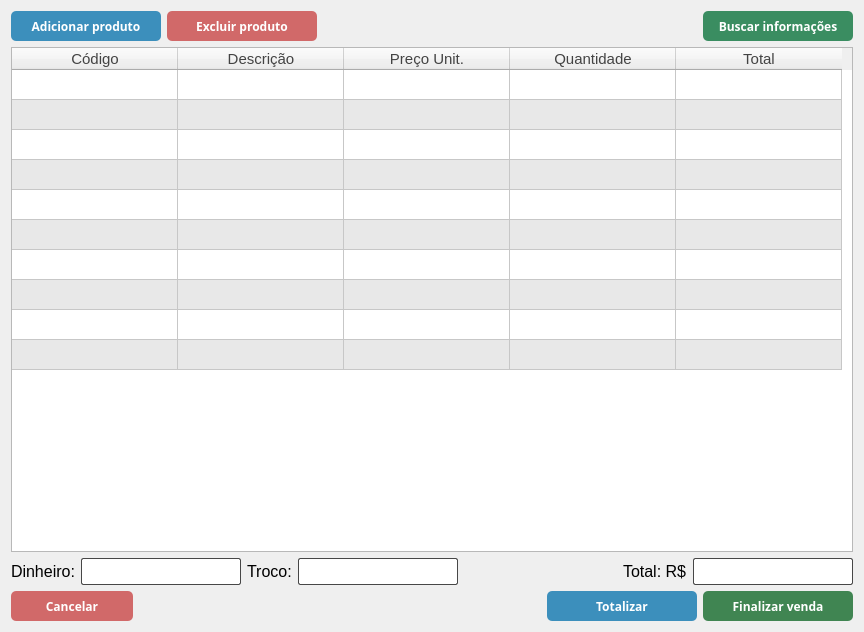
Before: the Qt Designer form src/ui/venda.ui in Matheusdimer/syspython, drawn with Qt 5.
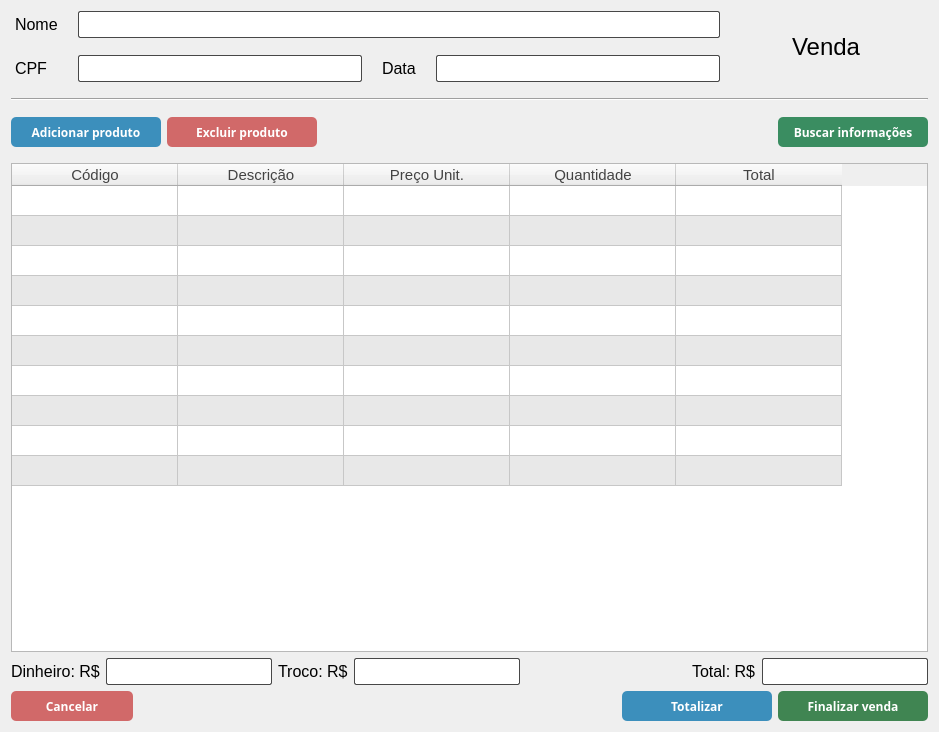
After: the same form once the commit is applied.

Commit message: preparações para a geração de recibo de venda

The edit to the form file:
```diff
--- a/src/ui/venda.ui
+++ b/src/ui/venda.ui
@@ -6,8 +6,8 @@
    <rect>
     <x>0</x>
     <y>0</y>
-    <width>864</width>
-    <height>632</height>
+    <width>939</width>
+    <height>732</height>
    </rect>
   </property>
   <property name="windowTitle">
@@ -15,92 +15,16 @@
   </property>
   <layout class="QGridLayout" name="gridLayout">
    <item row="2" column="0">
-    <layout class="QHBoxLayout" name="horizontalLayout_2">
-     <item>
-      <widget class="QPushButton" name="btn_add">
-       <property name="styleSheet">
-        <string notr="true">QPushButton {
-                background: #3C8FBC; 
-                color: #fff; 
-                font: Times New Roman; 
-                font-size: 12px; 
-                font-weight: 700; 
-                border-radius: 5px; 
-                height: 30px;
-				width: 150px;
-            }
-
-            QPushButton:hover {
-                background: #81b2eb;
-            }</string>
-       </property>
-       <property name="text">
-        <string>Adicionar produto</string>
-       </property>
-      </widget>
-     </item>
-     <item>
-      <widget class="QPushButton" name="btn_delete">
-       <property name="styleSheet">
-        <string notr="true">QPushButton {
-                background: #d16969; 
-                color: #fff; 
-                font: Times New Roman; 
-                font-size: 12px; 
-                font-weight: 700; 
-                border-radius: 5px; 
-                height: 30px;
-				width: 150px;
-            }
-
-            QPushButton:hover {
-                background: #cf8686;
-            }</string>
-       </property>
-       <property name="text">
-        <string>Excluir produto</string>
-       </property>
-      </widget>
-     </item>
-     <item>
-      <spacer name="horizontalSpacer_3">
-       <property name="orientation">
-        <enum>Qt::Horizontal</enum>
-       </property>
-       <property name="sizeHint" stdset="0">
-        <size>
-         <width>40</width>
-         <height>20</height>
-        </size>
-       </property>
-      </spacer>
-     </item>
-     <item>
-      <widget class="QPushButton" name="btn_search">
-       <property name="styleSheet">
-        <string notr="true">QPushButton {
-				background-color: rgb(58, 141, 97);
-                color: #fff; 
-                font: Times New Roman; 
-                font-size: 12px; 
-                font-weight: 700; 
-                border-radius: 5px; 
-                height: 30px;
-				width: 150px;
-            }
-
-            QPushButton:hover {
-                background: #4d945f;
-            }</string>
-       </property>
-       <property name="text">
-        <string>Buscar informações</string>
-       </property>
-      </widget>
-     </item>
-    </layout>
+    <widget class="Line" name="line">
+     <property name="styleSheet">
+      <string notr="true"/>
+     </property>
+     <property name="orientation">
+      <enum>Qt::Horizontal</enum>
+     </property>
+    </widget>
    </item>
-   <item row="6" column="0">
+   <item row="7" column="0">
     <layout class="QGridLayout" name="gridLayout_2">
      <item row="1" column="3">
       <widget class="QPushButton" name="btn_finish">
@@ -187,108 +111,6 @@
     </layout>
    </item>
    <item row="5" column="0">
-    <layout class="QHBoxLayout" name="horizontalLayout">
-     <item>
-      <widget class="QLabel" name="label_3">
-       <property name="styleSheet">
-        <string notr="true">font-size: 12pt</string>
-       </property>
-       <property name="text">
-        <string>Dinheiro:</string>
-       </property>
-      </widget>
-     </item>
-     <item>
-      <widget class="QLineEdit" name="lineMoney">
-       <property name="styleSheet">
-        <string notr="true">QLineEdit {
-                background: white;
-                height: 25px;
-                border: 1px solid #474747;
-                border-radius: 2px;
-                font-size: 14px;
-                font: sans-serif;
-				width: 120px;
-            }
-            QLineEdit:focus {
-                border: 1px solid #23a5c2;
-            }</string>
-       </property>
-      </widget>
-     </item>
-     <item>
-      <widget class="QLabel" name="label_2">
-       <property name="styleSheet">
-        <string notr="true">font-size: 12pt</string>
-       </property>
-       <property name="text">
-        <string>Troco:</string>
-       </property>
-      </widget>
-     </item>
-     <item>
-      <widget class="QLineEdit" name="lineTroco">
-       <property name="styleSheet">
-        <string notr="true">QLineEdit {
-                background: white;
-                height: 25px;
-                border: 1px solid #474747;
-                border-radius: 2px;
-                font-size: 14px;
-                font: sans-serif;
-				width: 120px;
-            }
-            QLineEdit:focus {
-                border: 1px solid #23a5c2;
-            }</string>
-       </property>
-      </widget>
-     </item>
-     <item>
-      <spacer name="horizontalSpacer">
-       <property name="orientation">
-        <enum>Qt::Horizontal</enum>
-       </property>
-       <property name="sizeHint" stdset="0">
-        <size>
-         <width>40</width>
-         <height>20</height>
-        </size>
-       </property>
-      </spacer>
-     </item>
-     <item>
-      <widget class="QLabel" name="label">
-       <property name="styleSheet">
-        <string notr="true">font-size: 12pt
-</string>
-       </property>
-       <property name="text">
-        <string>Total: R$</string>
-       </property>
-      </widget>
-     </item>
-     <item>
-      <widget class="QLineEdit" name="line_total">
-       <property name="styleSheet">
-        <string notr="true">QLineEdit {
-                background: white;
-                height: 25px;
-                border: 1px solid #474747;
-                border-radius: 2px;
-                font-size: 14px;
-                font: sans-serif;
-				width: 120px;
-            }
-            QLineEdit:focus {
-                border: 1px solid #23a5c2;
-            }</string>
-       </property>
-      </widget>
-     </item>
-    </layout>
-   </item>
-   <item row="4" column="0">
     <widget class="QTableWidget" name="tableWidget">
      <property name="styleSheet">
       <string notr="true">font: 11pt arial;
@@ -362,6 +184,331 @@
      </column>
     </widget>
    </item>
+   <item row="6" column="0">
+    <layout class="QHBoxLayout" name="horizontalLayout">
+     <item>
+      <widget class="QLabel" name="label_3">
+       <property name="styleSheet">
+        <string notr="true">font-size: 12pt</string>
+       </property>
+       <property name="text">
+        <string>Dinheiro: R$</string>
+       </property>
+      </widget>
+     </item>
+     <item>
+      <widget class="QLineEdit" name="lineMoney">
+       <property name="styleSheet">
+        <string notr="true">QLineEdit {
+                background: white;
+                height: 25px;
+                border: 1px solid #474747;
+                border-radius: 2px;
+                font-size: 14px;
+                font: sans-serif;
+				width: 120px;
+            }
+            QLineEdit:focus {
+                border: 1px solid #23a5c2;
+            }</string>
+       </property>
+      </widget>
+     </item>
+     <item>
+      <widget class="QLabel" name="label_2">
+       <property name="styleSheet">
+        <string notr="true">font-size: 12pt</string>
+       </property>
+       <property name="text">
+        <string>Troco: R$</string>
+       </property>
+      </widget>
+     </item>
+     <item>
+      <widget class="QLineEdit" name="lineTroco">
+       <property name="styleSheet">
+        <string notr="true">QLineEdit {
+                background: white;
+                height: 25px;
+                border: 1px solid #474747;
+                border-radius: 2px;
+                font-size: 14px;
+                font: sans-serif;
+				width: 120px;
+            }
+            QLineEdit:focus {
+                border: 1px solid #23a5c2;
+            }</string>
+       </property>
+      </widget>
+     </item>
+     <item>
+      <spacer name="horizontalSpacer">
+       <property name="orientation">
+        <enum>Qt::Horizontal</enum>
+       </property>
+       <property name="sizeHint" stdset="0">
+        <size>
+         <width>40</width>
+         <height>20</height>
+        </size>
+       </property>
+      </spacer>
+     </item>
+     <item>
+      <widget class="QLabel" name="label">
+       <property name="styleSheet">
+        <string notr="true">font-size: 12pt
+</string>
+       </property>
+       <property name="text">
+        <string>Total: R$</string>
+       </property>
+      </widget>
+     </item>
+     <item>
+      <widget class="QLineEdit" name="line_total">
+       <property name="styleSheet">
+        <string notr="true">QLineEdit {
+                background: white;
+                height: 25px;
+                border: 1px solid #474747;
+                border-radius: 2px;
+                font-size: 14px;
+                font: sans-serif;
+				width: 120px;
+            }
+            QLineEdit:focus {
+                border: 1px solid #23a5c2;
+            }</string>
+       </property>
+      </widget>
+     </item>
+    </layout>
+   </item>
+   <item row="1" column="0">
+    <spacer name="verticalSpacer">
+     <property name="orientation">
+      <enum>Qt::Vertical</enum>
+     </property>
+     <property name="sizeType">
+      <enum>QSizePolicy::Fixed</enum>
+     </property>
+     <property name="sizeHint" stdset="0">
+      <size>
+       <width>20</width>
+       <height>10</height>
+      </size>
+     </property>
+    </spacer>
+   </item>
+   <item row="0" column="0">
+    <layout class="QGridLayout" name="gridLayout_3">
+     <item row="0" column="1" colspan="3">
+      <widget class="QLineEdit" name="lineNome">
+       <property name="styleSheet">
+        <string notr="true">QLineEdit {
+                background: white;
+                height: 25px;
+                border: 1px solid #474747;
+                border-radius: 2px;
+                font-size: 14px;
+                font: sans-serif;
+				width: 120px;
+            }
+            QLineEdit:focus {
+                border: 1px solid #23a5c2;
+            }</string>
+       </property>
+      </widget>
+     </item>
+     <item row="1" column="1">
+      <spacer name="verticalSpacer_2">
+       <property name="orientation">
+        <enum>Qt::Vertical</enum>
+       </property>
+       <property name="sizeType">
+        <enum>QSizePolicy::Fixed</enum>
+       </property>
+       <property name="sizeHint" stdset="0">
+        <size>
+         <width>20</width>
+         <height>5</height>
+        </size>
+       </property>
+      </spacer>
+     </item>
+     <item row="2" column="1">
+      <widget class="QLineEdit" name="lineCPF">
+       <property name="styleSheet">
+        <string notr="true">QLineEdit {
+                background: white;
+                height: 25px;
+                border: 1px solid #474747;
+                border-radius: 2px;
+                font-size: 14px;
+                font: sans-serif;
+				width: 120px;
+            }
+            QLineEdit:focus {
+                border: 1px solid #23a5c2;
+            }</string>
+       </property>
+      </widget>
+     </item>
+     <item row="2" column="2">
+      <widget class="QLabel" name="label_6">
+       <property name="styleSheet">
+        <string notr="true">font-size: 12pt;
+padding: 0 10px;</string>
+       </property>
+       <property name="text">
+        <string>Data</string>
+       </property>
+      </widget>
+     </item>
+     <item row="2" column="0">
+      <widget class="QLabel" name="label_5">
+       <property name="styleSheet">
+        <string notr="true">font-size: 12pt;
+padding-right: 10px;</string>
+       </property>
+       <property name="text">
+        <string>CPF</string>
+       </property>
+      </widget>
+     </item>
+     <item row="2" column="3">
+      <widget class="QLineEdit" name="lineData">
+       <property name="styleSheet">
+        <string notr="true">QLineEdit {
+                background: white;
+                height: 25px;
+                border: 1px solid #474747;
+                border-radius: 2px;
+                font-size: 14px;
+                font: sans-serif;
+				width: 120px;
+            }
+            QLineEdit:focus {
+                border: 1px solid #23a5c2;
+            }</string>
+       </property>
+      </widget>
+     </item>
+     <item row="0" column="0">
+      <widget class="QLabel" name="label_4">
+       <property name="styleSheet">
+        <string notr="true">font-size: 12pt;
+padding-right: 10px;</string>
+       </property>
+       <property name="text">
+        <string>Nome</string>
+       </property>
+      </widget>
+     </item>
+     <item row="0" column="4" rowspan="3">
+      <widget class="QLabel" name="label_7">
+       <property name="styleSheet">
+        <string notr="true">QLabel {
+	font-size: 18pt;
+	margin: 0  60px;
+}</string>
+       </property>
+       <property name="text">
+        <string>Venda</string>
+       </property>
+      </widget>
+     </item>
+    </layout>
+   </item>
+   <item row="3" column="0">
+    <layout class="QHBoxLayout" name="horizontalLayout_2">
+     <item>
+      <widget class="QPushButton" name="btn_add">
+       <property name="styleSheet">
+        <string notr="true">QPushButton {
+                background: #3C8FBC; 
+                color: #fff; 
+                font: Times New Roman; 
+                font-size: 12px; 
+                font-weight: 700; 
+                border-radius: 5px; 
+                height: 30px;
+				width: 150px;
+				margin: 10px 0;
+            }
+
+            QPushButton:hover {
+                background: #81b2eb;
+            }</string>
+       </property>
+       <property name="text">
+        <string>Adicionar produto</string>
+       </property>
+      </widget>
+     </item>
+     <item>
+      <widget class="QPushButton" name="btn_delete">
+       <property name="styleSheet">
+        <string notr="true">QPushButton {
+                background: #d16969; 
+                color: #fff; 
+                font: Times New Roman; 
+                font-size: 12px; 
+                font-weight: 700; 
+                border-radius: 5px; 
+                height: 30px;
+				width: 150px;
+            }
+
+            QPushButton:hover {
+                background: #cf8686;
+            }</string>
+       </property>
+       <property name="text">
+        <string>Excluir produto</string>
+       </property>
+      </widget>
+     </item>
+     <item>
+      <spacer name="horizontalSpacer_3">
+       <property name="orientation">
+        <enum>Qt::Horizontal</enum>
+       </property>
+       <property name="sizeHint" stdset="0">
+        <size>
+         <width>40</width>
+         <height>20</height>
+        </size>
+       </property>
+      </spacer>
+     </item>
+     <item>
+      <widget class="QPushButton" name="btn_search">
+       <property name="styleSheet">
+        <string notr="true">QPushButton {
+				background-color: rgb(58, 141, 97);
+                color: #fff; 
+                font: Times New Roman; 
+                font-size: 12px; 
+                font-weight: 700; 
+                border-radius: 5px; 
+                height: 30px;
+				width: 150px;
+            }
+
+            QPushButton:hover {
+                background: #4d945f;
+            }</string>
+       </property>
+       <property name="text">
+        <string>Buscar informações</string>
+       </property>
+      </widget>
+     </item>
+    </layout>
+   </item>
   </layout>
  </widget>
  <resources/>
```
The commit also changes 2 other files.
